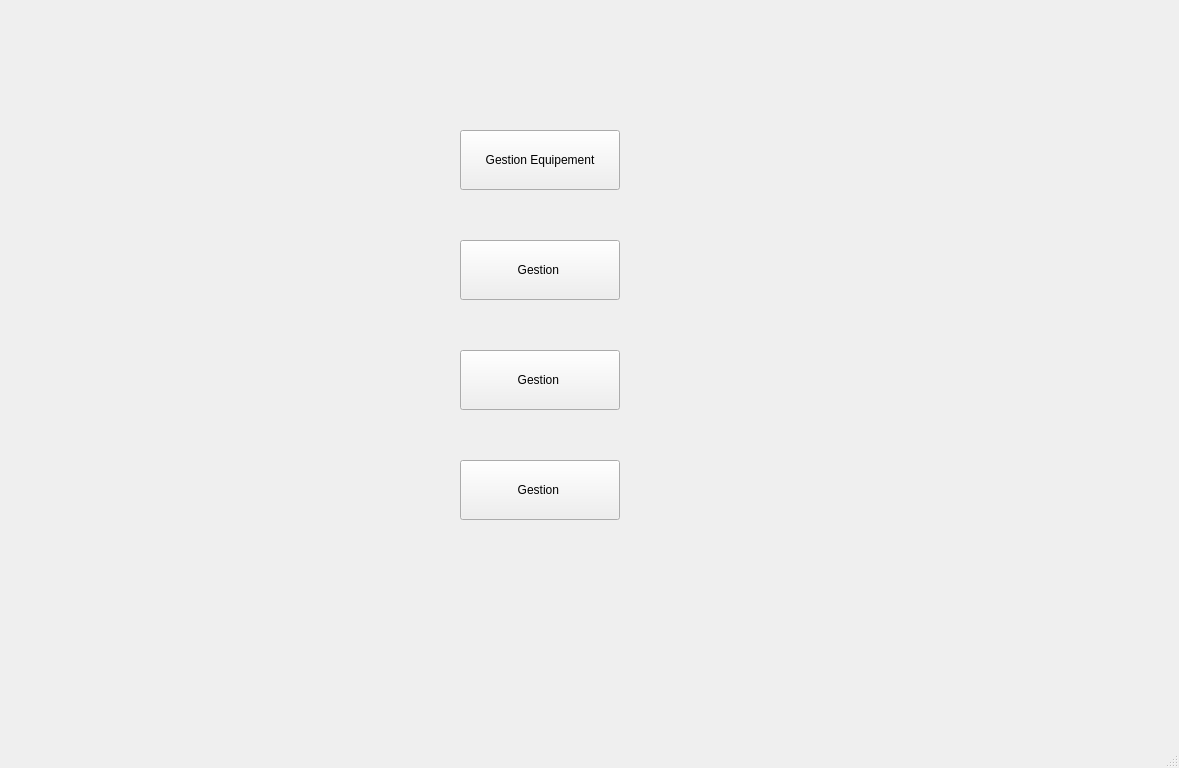
First picture: the form in mainwindow.ui, repository malekjendoubi21/Projetcpp, before the edit.
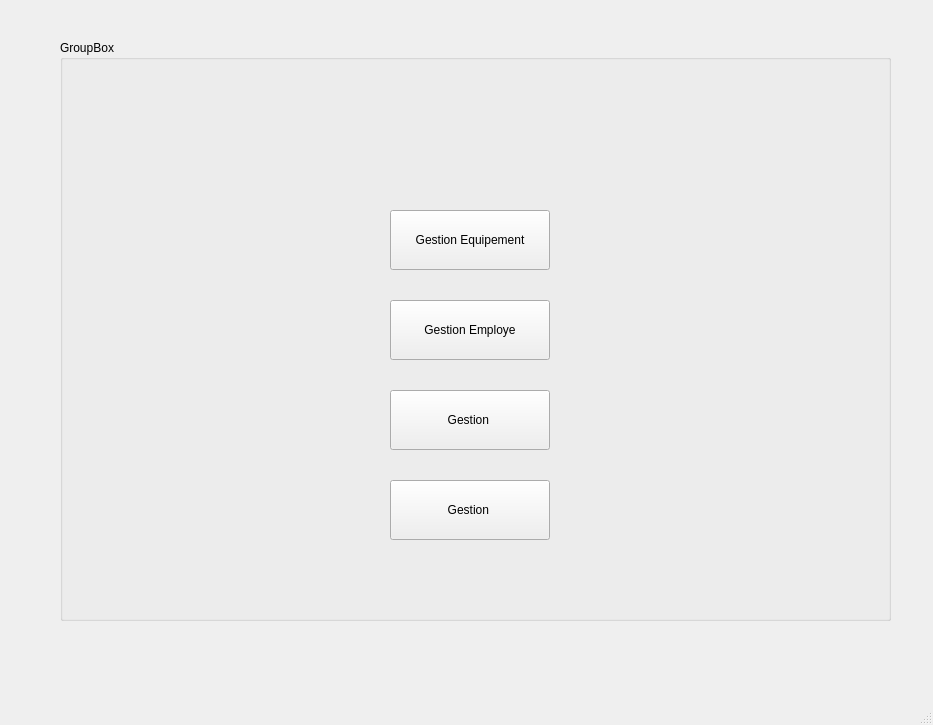
Second picture: the form after the edit.

Diff of the .ui file:
```diff
--- a/mainwindow.ui
+++ b/mainwindow.ui
@@ -6,19 +6,47 @@
    <rect>
     <x>0</x>
     <y>0</y>
-    <width>1179</width>
-    <height>768</height>
+    <width>933</width>
+    <height>725</height>
    </rect>
   </property>
   <property name="windowTitle">
    <string>MainWindow</string>
   </property>
   <widget class="QWidget" name="centralwidget">
+   <widget class="QGroupBox" name="groupBox">
+    <property name="geometry">
+     <rect>
+      <x>60</x>
+      <y>40</y>
+      <width>831</width>
+      <height>581</height>
+     </rect>
+    </property>
+    <property name="toolTip">
+     <string>&lt;html&gt;&lt;head/&gt;&lt;body&gt;&lt;p&gt;Menu&lt;/p&gt;&lt;/body&gt;&lt;/html&gt;</string>
+    </property>
+    <property name="title">
+     <string>GroupBox</string>
+    </property>
+    <widget class="QPushButton" name="pushButton_equipement_4">
+     <property name="geometry">
+      <rect>
+       <x>330</x>
+       <y>440</y>
+       <width>160</width>
+       <height>60</height>
+      </rect>
+     </property>
+     <property name="text">
+      <string>Gestion </string>
+     </property>
+    </widget>
    <widget class="QPushButton" name="pushButton_equipement">
     <property name="geometry">
      <rect>
-      <x>460</x>
-      <y>130</y>
+       <x>330</x>
+       <y>170</y>
       <width>160</width>
       <height>60</height>
      </rect>
@@ -27,23 +55,10 @@
      <string>Gestion Equipement</string>
     </property>
    </widget>
-   <widget class="QPushButton" name="pushButton_equipement_2">
-    <property name="geometry">
-     <rect>
-      <x>460</x>
-      <y>240</y>
-      <width>160</width>
-      <height>60</height>
-     </rect>
-    </property>
-    <property name="text">
-     <string>Gestion </string>
-    </property>
-   </widget>
    <widget class="QPushButton" name="pushButton_equipement_3">
     <property name="geometry">
      <rect>
-      <x>460</x>
+       <x>330</x>
       <y>350</y>
       <width>160</width>
       <height>60</height>
@@ -53,18 +68,19 @@
      <string>Gestion </string>
     </property>
    </widget>
-   <widget class="QPushButton" name="pushButton_equipement_4">
+    <widget class="QPushButton" name="pushButton_employe">
     <property name="geometry">
      <rect>
-      <x>460</x>
-      <y>460</y>
+       <x>330</x>
+       <y>260</y>
       <width>160</width>
       <height>60</height>
      </rect>
     </property>
     <property name="text">
-     <string>Gestion </string>
-    </property>
+      <string>Gestion Employe</string>
+     </property>
+    </widget>
    </widget>
   </widget>
   <widget class="QMenuBar" name="menubar">
```
Left out of the diff: 4 changed lines with no effect on the pictures. Lines whose indentation alone changed are shown as unchanged.
